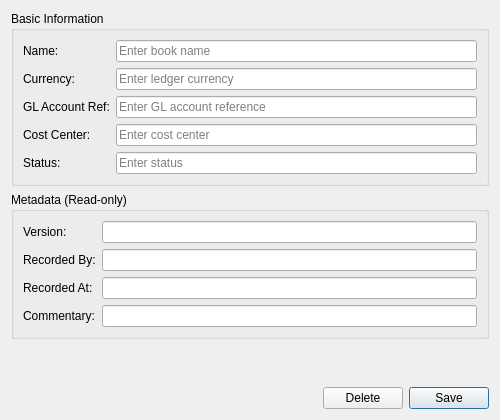
OreStudio/OreStudio, file projects/ores.qt/ui/BookDetailDialog.ui: the form before one commit.
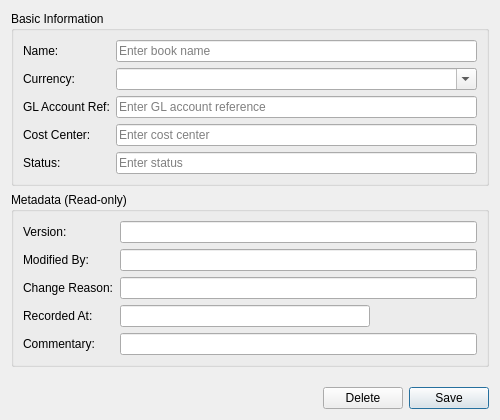
The form after the commit.

Commit message: [qt] Comprehensive UI review: metadata, timestamps, badges, combos, status fields, modified_by

```diff
--- a/projects/ores.qt/ui/BookDetailDialog.ui
+++ b/projects/ores.qt/ui/BookDetailDialog.ui
@@ -54,9 +54,9 @@
        </widget>
       </item>
       <item row="1" column="1">
-       <widget class="QLineEdit" name="ledgerCcyEdit">
-        <property name="placeholderText">
-         <string>Enter ledger currency</string>
+       <widget class="QComboBox" name="ledgerCcyCombo">
+        <property name="editable">
+         <bool>true</bool>
         </property>
        </widget>
       </item>
@@ -128,7 +128,7 @@
       <item row="1" column="0">
        <widget class="QLabel" name="labelRecordedBy">
         <property name="text">
-         <string>Recorded By:</string>
+         <string>Modified By:</string>
         </property>
        </widget>
       </item>
@@ -140,27 +140,47 @@
        </widget>
       </item>
       <item row="2" column="0">
+       <widget class="QLabel" name="labelChangeReason">
+        <property name="text">
+         <string>Change Reason:</string>
+        </property>
+       </widget>
+      </item>
+      <item row="2" column="1">
+       <widget class="QLineEdit" name="changeReasonEdit">
+        <property name="readOnly">
+         <bool>true</bool>
+        </property>
+       </widget>
+      </item>
+      <item row="3" column="0">
        <widget class="QLabel" name="labelRecordedAt">
         <property name="text">
          <string>Recorded At:</string>
         </property>
        </widget>
       </item>
-      <item row="2" column="1">
+      <item row="3" column="1">
        <widget class="QLineEdit" name="recordedAtEdit">
         <property name="readOnly">
          <bool>true</bool>
         </property>
+        <property name="maximumSize">
+         <size>
+          <width>250</width>
+          <height>16777215</height>
+         </size>
+        </property>
        </widget>
       </item>
-      <item row="3" column="0">
+      <item row="4" column="0">
        <widget class="QLabel" name="labelCommentary">
         <property name="text">
          <string>Commentary:</string>
         </property>
        </widget>
       </item>
-      <item row="3" column="1">
+      <item row="4" column="1">
        <widget class="QLineEdit" name="commentaryEdit">
         <property name="readOnly">
          <bool>true</bool>
```
Left out of the diff: 6 changed lines with no effect on the pictures. The commit also changes 71 other files.
